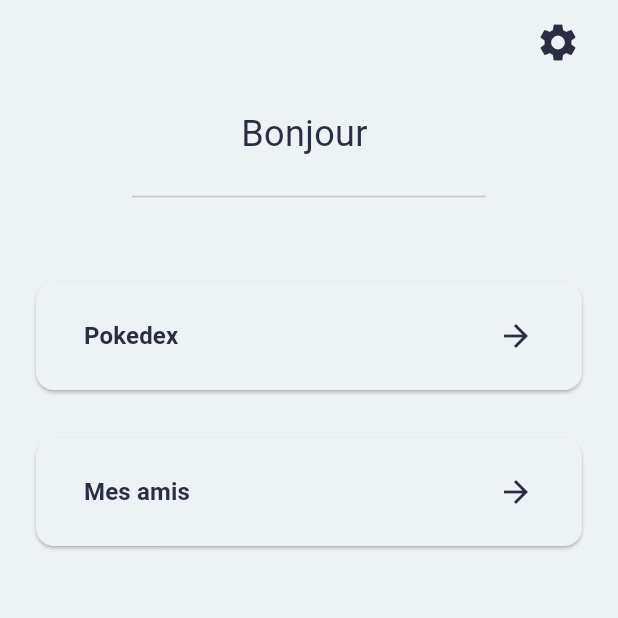
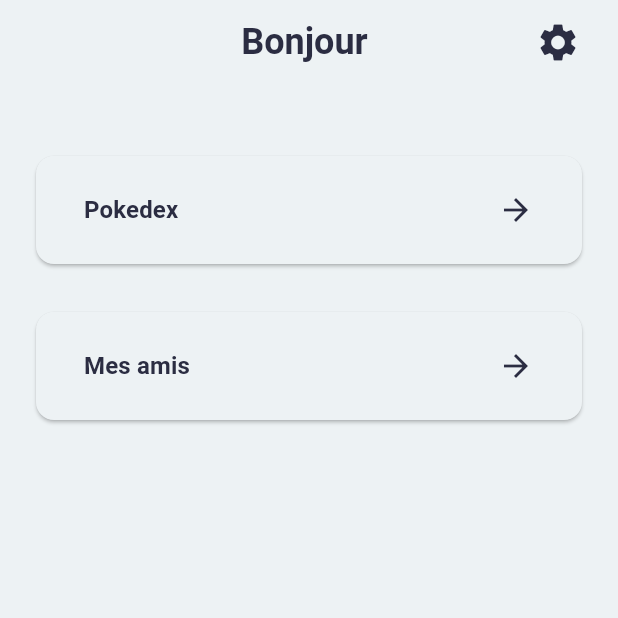
Before and after one commit to SachaBarbet/BeSacha, a Flutter app: the HomePage screen opened by its route, on a phone screen of 412 x 824 dp, the top half of it. Run offline on Flutter 3.47's test engine with Material 3 defaults, Android fonts, the phone set to English and light mode, and no system bars; our stand-ins replace cloud_firestore, firebase_auth, firebase_core, fluttertoast, go_router, infinite_scroll_pagination and 1 more; accounts and stored records are empty; generated files the repository leaves out were written again.

```diff
--- a/lib/pages/authentication/authentication_page.dart
+++ b/lib/pages/authentication/authentication_page.dart
@@ -31,7 +31,11 @@ class AuthenticationPage extends StatelessWidget {
                     bottom: AppDesignSystem.defaultPadding * 7,
                     top: AppDesignSystem.defaultPadding,
                   ),
-                  child: Text('Bienvenue sur BeSacha !', style: TextStyle(fontSize: 24, fontWeight: FontWeight.bold, color: AppColors.white), textAlign: TextAlign.center),
+                  child: Text(
+                      'Bienvenue sur BeSacha !',
+                      style: TextStyle(fontSize: 24, fontWeight: FontWeight.bold, color: AppColors.white),
+                      textAlign: TextAlign.center
+                  ),
                 ),
                 Padding(
                   padding: const EdgeInsets.symmetric(
--- a/lib/pages/friends/friends_page.dart
+++ b/lib/pages/friends/friends_page.dart
@@ -94,8 +94,8 @@ class _FriendsPageState extends State<FriendsPage> {
                           ToastUtil.showInfoToast(context, 'Fonctionnalité à venir');
                         },
                       ),
-                      title: Text(friend!.displayName!),
-                      subtitle: Text(friend.username!),
+                      title: Text(friend!.displayName),
+                      subtitle: Text(friend.username),
                     ),
                 ],
               );
--- a/lib/pages/home_page.dart
+++ b/lib/pages/home_page.dart
@@ -6,8 +6,6 @@ import '../assets/app_design_system.dart';
 import '../widgets/redirect_button.dart';
 
 class HomePage extends StatelessWidget {
-  static const double _dividerHeight = 50;
-
   const HomePage({super.key});
 
   @override
@@ -16,6 +14,10 @@ class HomePage extends StatelessWidget {
       canPop: false,
       child: Scaffold(
         appBar: AppBar(
+          title: Text('Bonjour ${FirebaseAuth.instance.currentUser!.displayName}',
+            style: const TextStyle(fontSize: 24, fontWeight: FontWeight.bold),
+          ),
+          centerTitle: true,
           actions: [
             Padding(
               padding: const EdgeInsets.only(right: AppDesignSystem.defaultPadding),
@@ -29,23 +31,18 @@ class HomePage extends StatelessWidget {
           ],
         ),
 
-        body: Center(
+        body: const Center(
           child: Padding(
-            padding: const EdgeInsets.symmetric(
+            padding: EdgeInsets.symmetric(
               horizontal: AppDesignSystem.defaultPadding * 1.5,
               vertical: AppDesignSystem.defaultPadding,
             ),
             child: Column(
               children: [
-                Text('Bonjour ${FirebaseAuth.instance.currentUser!.displayName}', style: const TextStyle(fontSize: 24),),
-                const Padding(
-                  padding: EdgeInsets.symmetric(horizontal: AppDesignSystem.defaultPadding * 4),
-                  child: SizedBox(height: _dividerHeight, width: double.infinity, child: Divider()),
-                ),
-                const SizedBox(height: AppDesignSystem.defaultPadding * 2), // Spacer
-                const RedirectButton(redirectName: 'pokedex',buttonText: 'Pokedex',),
-                const SizedBox(height: AppDesignSystem.defaultPadding * 2), // Spacer
-                const RedirectButton(redirectName: 'friends',buttonText: 'Mes amis',),
+                SizedBox(height: AppDesignSystem.defaultPadding * 2), // Spacer
+                RedirectButton(redirectName: 'pokedex',buttonText: 'Pokedex',),
+                SizedBox(height: AppDesignSystem.defaultPadding * 2), // Spacer
+                RedirectButton(redirectName: 'friends',buttonText: 'Mes amis',),
               ],
             ),
           ),
--- a/lib/pages/settings/cgu_page.dart
+++ b/lib/pages/settings/cgu_page.dart
@@ -19,7 +19,7 @@ class CGUPage extends StatelessWidget {
     return Scaffold(
       appBar: AppBar(
         leading: BackButton(onPressed: () => context.pop(),),
-        title: const Text('Conditions générales d\'utilisation', style: TextStyle(fontSize: 24, fontWeight: FontWeight.bold)),
+        title: const Text('CGU', style: TextStyle(fontSize: 24, fontWeight: FontWeight.bold)),
         centerTitle: true,
       ),
 
--- a/lib/services/app_firebase.dart
+++ b/lib/services/app_firebase.dart
@@ -1,10 +1,9 @@
-import 'package:be_sacha/assets/app_colors.dart';
-import 'package:be_sacha/models/ask_friend.dart';
-import 'package:be_sacha/models/pokemon.dart';
 import 'package:cloud_firestore/cloud_firestore.dart';
 import 'package:firebase_auth/firebase_auth.dart';
 
 import '../models/app_user.dart';
+import '../models/ask_friend.dart';
+import '../models/pokemon.dart';
 import 'app_user_service.dart';
 
 class AppFirebase {
--- a/lib/services/app_user_service.dart
+++ b/lib/services/app_user_service.dart
@@ -72,12 +72,11 @@ class AppUserService {
     uid ??= FirebaseAuth.instance.currentUser!.uid;
     return await AppFirebase.userCollectionRef.doc(uid).get().then((value) {
       AppUser? appUser = value.data();
-      if (appUser != null) appUser.uid = value.id;
       return appUser;
     });
   }
 
-  static Future<List<AppUser?>> getUsersByUsername(String username) async {
+  static Future<List<AppUser>> getUsersByUsername(String username) async {
     List<String> usernameSplit = username.split('#');
     if (usernameSplit.length != 2) return [];
     String displayName = usernameSplit[0];
@@ -88,7 +87,6 @@ class AppUserService {
         .where('username', isEqualTo: username).get();
     return snapshot.docs.map((e) {
       AppUser appUser = e.data();
-      appUser.uid = e.id;
       return appUser;
     }).toList();
   }
@@ -102,7 +100,7 @@ class AppUserService {
 
   static Future<void> updateEmail(String email) async {
     email = email.toLowerCase().trim();
-    await FirebaseAuth.instance.currentUser!.updateEmail(email);
+    await FirebaseAuth.instance.currentUser!.updateEmail(email); // TODO : Check if email is already used, verify email
     await AppFirebase.userCollectionRef.doc(FirebaseAuth.instance.currentUser!.uid)
         .update({'email': email});
   }
--- a/lib/services/settings_service.dart
+++ b/lib/services/settings_service.dart
@@ -5,9 +5,7 @@ import '../main.dart';
 
 class SettingsService {
 
-  static final Map<String, dynamic> _defaultSettings = {
-    'brightnessMode': 'system',
-  };
+  static final Map<String, dynamic> _defaultSettings = {'brightnessMode': 'system',};
 
   // Initialize the shared preferences and set the default settings
   static Future<void> init() async {
--- /dev/null
+++ b/lib/services/sqlite_service.dart
@@ -0,0 +1,6 @@
+import 'package:be_sacha/services/settings_service.dart';
+import 'package:shared_preferences/shared_preferences.dart';
+
+class SQLiteService {
+
+}
```
Also changed, not shown: lib/models/app_user.dart (+6 -5 lines), lib/models/ask_friend.dart (+5 -4 lines), lib/models/pokemon.dart (+11 -6 lines), lib/pages/friends/add_friend_page.dart (+5 -11 lines), lib/pages/friends/friend_add_list_page.dart (+4 -4 lines), lib/pages/pokedex_page.dart (+4 -17 lines), lib/services/friends_service.dart (+15 -17 lines).
